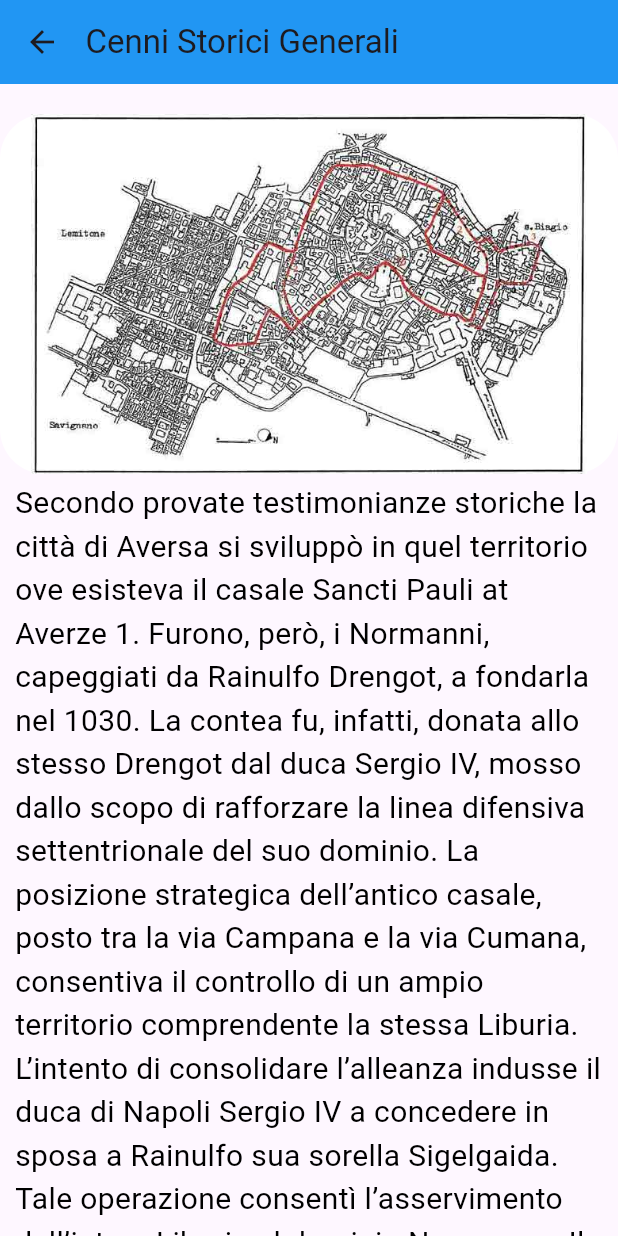
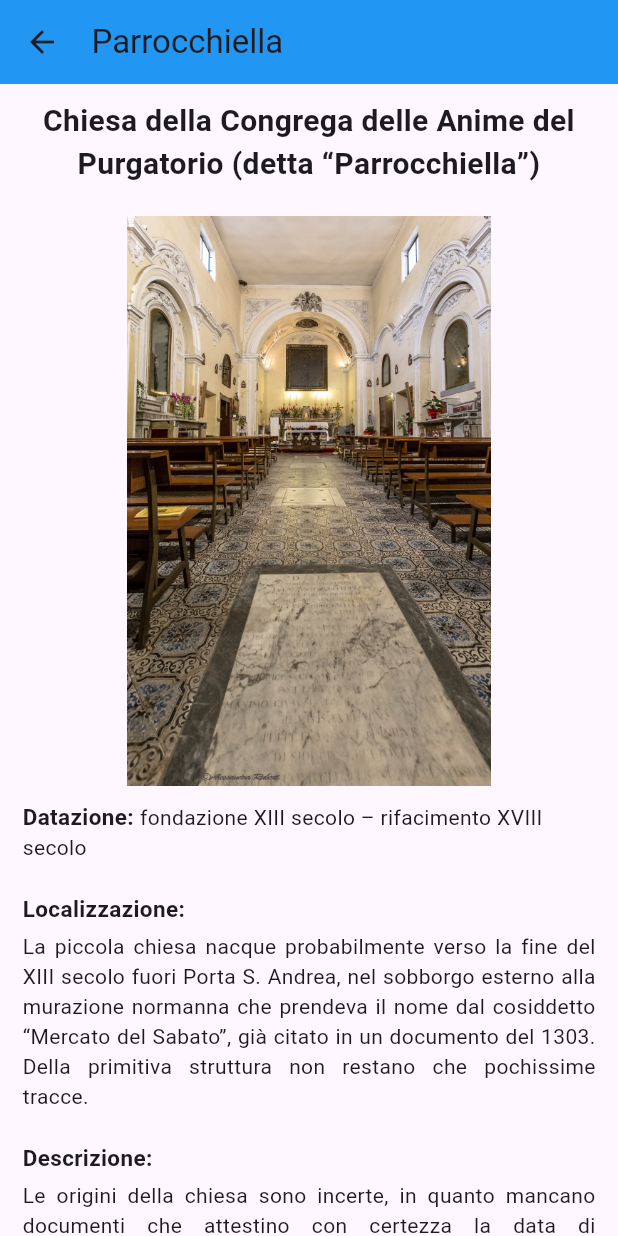
Before and after one commit to SeraphinFosfato/AversaTour, a Flutter app: the screen it shows after launch, after a tap on "Panoramica", on a phone screen of 412 x 824 dp. Run offline on Flutter 3.47's test engine with Material 3 defaults, Android fonts, the phone set to English and light mode, and no system bars.

Commit message:
Inserimento della Pagina Parrocchiella

```diff
--- a/lib/main.dart
+++ b/lib/main.dart
@@ -1,3 +1,4 @@
+import 'package:aversa_tour/pages/parrocchiella_page.dart';
 import 'package:aversa_tour/pages/storia_generale_page.dart';
 import 'package:aversa_tour/pages/mappa.dart';
 import 'package:aversa_tour/pages/menu_principale.dart';
@@ -19,6 +20,7 @@ class MyApp extends StatelessWidget {
       routes: {
         '/mappa' :(context) => Mappa(),
         '/lacation_1' :(context) => StoriaGenerale(), //Non cambiare, nome del file dart cambiato tramite refractoring!!
+        '/parrocchiella_page' :(context) => ParrochiellaMain(),
       },
       );
   }
--- a/lib/pages/menu_principale.dart
+++ b/lib/pages/menu_principale.dart
@@ -92,7 +92,7 @@ class _MenuPrincipaleState extends State<MenuPrincipale> {
                     ), //Start button
                     TextButton(
                       onPressed: () {
-                        Navigator.pushNamed(context, '/lacation_1');
+                        Navigator.pushNamed(context, '/parrocchiella_page');
                       },
                       child: Container(
                         height: 80,
--- /dev/null
+++ b/lib/pages/parrocchiella_page.dart
@@ -0,0 +1,140 @@
+import 'package:flutter/material.dart';
+import 'package:flutter/services.dart';
+//import 'package:url_launcher/url_launcher.dart';
+
+class ParrochiellaMain extends StatefulWidget {
+  ParrochiellaMain({super.key});
+
+  @override
+  State<ParrochiellaMain> createState() => _ParrochiellaMainState();
+}
+
+List<String> carouselImg = [
+  "assets/images/Parrocchiella 01 1.jpeg",
+  "assets/images/Parrocchiella 02 1.jpeg",
+  "assets/images/Parrocchiella 03 1.jpeg",
+  "assets/images/Parrocchiella 04 1.jpeg"
+];
+
+class _ParrochiellaMainState extends State<ParrochiellaMain> {
+  @override
+  Widget build(BuildContext context) {
+    return Scaffold(
+      appBar: AppBar(
+        title: Text(
+          "Parrocchiella",
+          textAlign: TextAlign.center,
+        ),
+        backgroundColor: Colors.blue,
+        titleSpacing: 5,
+      ),
+      body: Center(
+        child: Column(
+          crossAxisAlignment: CrossAxisAlignment.center,
+          children: [
+            Padding(
+              padding: const EdgeInsets.all(10.0),
+              child: Text(
+                "Chiesa della Congrega delle Anime del Purgatorio (detta “Parrocchiella”)",
+                textAlign: TextAlign.center,
+                style: TextStyle(
+                  fontWeight: FontWeight.bold,
+                  fontSize: 20,
+                ),
+              ),
+            ), //Titolo pagina
+
+            ListView(
+              shrinkWrap: true,
+              children: [
+                SizedBox(
+                  height: 400,
+                  width: MediaQuery.of(context).size.width,
+                  child: PageView.builder(
+                    itemCount: carouselImg.length,
+                    pageSnapping: true,
+                    itemBuilder: (context, pagePosition){
+                      return Container(
+                        margin: EdgeInsets.all(10),
+                        child: Image.asset(carouselImg[pagePosition])
+                      );
+                    }),
+                ), //Carosello Immagini
+
+                Padding(
+                  padding: const EdgeInsets.only(right: 15, left: 15),
+                  child: Text.rich(
+                    TextSpan(
+                      text: "Datazione: ",
+                      style: TextStyle(
+                        fontWeight: FontWeight.bold,
+                        fontSize: 15,
+
+                      ),
+                      children: <TextSpan>[
+                        TextSpan(
+                          text: "fondazione XIII secolo – rifacimento XVIII secolo",
+                          style: TextStyle(
+                            fontWeight: FontWeight.normal,
+                            fontSize: 14,
+                          ),
+                        ),
+                      ]
+                    )
+                  ),
+                ), //Datazione
+
+                Padding(
+                  padding: const EdgeInsets.only(top:20, left: 15, right: 15),
+                  child: Text(
+                    "Localizzazione:",
+                    textAlign: TextAlign.left,
+                    style: TextStyle(
+                      fontSize: 15,
+                      fontWeight: FontWeight.bold,
+                    ),
+                  ),
+                ), //Localizzazione (Title)
+
+                Padding(
+                  padding: const EdgeInsets.only(left: 15, right: 15, top: 5),
+                  child: Text(
+                    "La piccola chiesa nacque probabilmente verso la fine del XIII secolo fuori Porta S. Andrea, nel sobborgo esterno alla murazione normanna che prendeva il nome dal cosiddetto “Mercato del Sabato”, già citato in un documento del 1303. Della primitiva struttura non restano che pochissime tracce.",
+                    textAlign: TextAlign.justify,
+                    style: TextStyle(
+                      fontSize: 14,
+                    ),
+                  ),
+                ), //Localizzazione (Desc)
+
+                Padding(
+                  padding: const EdgeInsets.only(top:20, left: 15, right: 15),
+                  child: Text(
+                    "Descrizione:",
+                    textAlign: TextAlign.left,
+                    style: TextStyle(
+                      fontSize: 15,
+                      fontWeight: FontWeight.bold,
+                    ),
+                  ),
+                ), //Descrizione (Title)
+
+                Padding(
+                  padding: const EdgeInsets.only(left: 15, right: 15, top: 5),
+                  child: Text(
+                    "Le origini della chiesa sono incerte, in quanto mancano documenti che attestino con certezza la data di fondazione, ma è ormai accreditato dagli studi che la struttura religiosa sorse dalla trasformazione strutturale dell’antico Sedile di S. Andrea, uno dei quattro sedili presenti in città. La chiesa fu sede della parrocchia dei SS. Filippo e Giacomo e nel 1706 fu sede della Confraternita del Purgatorio; successivamente (1719) fu sede della Confraternita di San Francesco Saverio. Nel 1807 la sede parrocchiale fu trasferita nella vicina chiesa di San Pietro a Maiella, poi denominata dei SS. Filippo e Giacomo. L’aspetto attuale della chiesa è frutto di rifacimenti settecenteschi.",
+                    textAlign: TextAlign.justify,
+                    style: TextStyle(
+                      fontSize: 14,
+                    ),
+                  ),
+                ), //Descrizione (Desc)
+
+              ]
+            )
+          ],
+        ),
+      ),
+    );
+  }
+}
```
